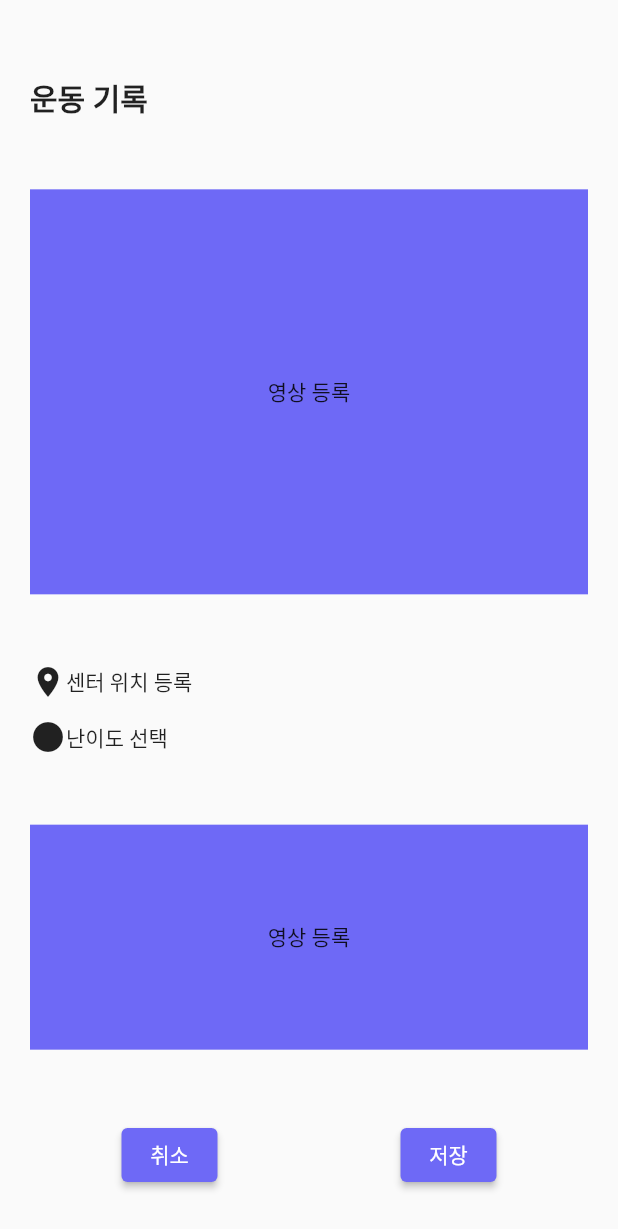
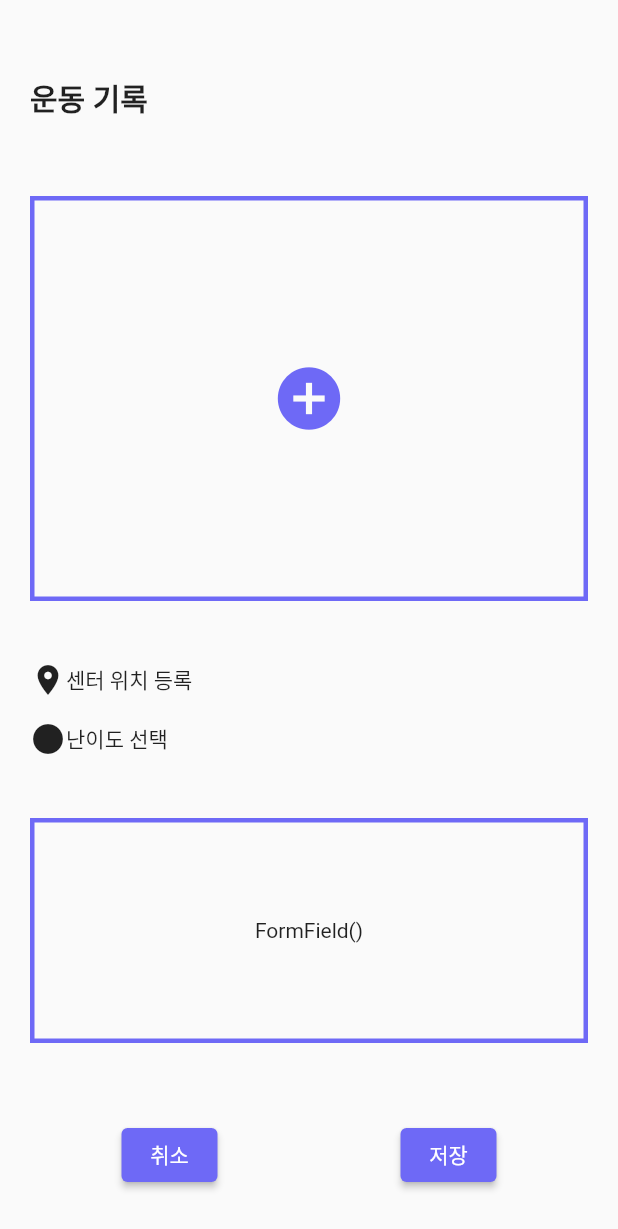
Before and after one commit to ho323/with_wall, a Flutter app: the screen it shows after launch, after a tap on the "add" icon, on a phone screen of 412 x 824 dp. Shown: the top 1229 px of the screen. Run offline on Flutter 3.47's test engine with Material 2 defaults, Android fonts, the phone set to English and light mode, and no system bars; our stand-ins replace image_picker, video_player.

Commit message:
기록 화면 동영상 추가

```diff
--- a/lib/component/feed.dart
+++ b/lib/component/feed.dart
@@ -15,22 +15,22 @@ class Feed extends StatefulWidget {
 }
 
 class _FeedState extends State<Feed> {
-  VideoPlayerController? _controller;
+  VideoPlayerController? controller;
   Future<void>? _initializeVideoPlayerFuture;
+  bool isFavorite = false;
 
   @override
   void initState() {
-    _controller = VideoPlayerController.asset(
+    super.initState();
+    controller = VideoPlayerController.asset(
         'asset/vid/sample_${widget.postNumber}.mp4');
-    _initializeVideoPlayerFuture = _controller!.initialize();
-    _controller!.setLooping(true);
-    super.initState();
-    // Add code after super
+    _initializeVideoPlayerFuture = controller!.initialize();
+    controller!.setLooping(true);
   }
 
   @override
   void dispose() {
-    _controller!.dispose();
+    controller!.dispose();
     super.dispose();
   }
 
@@ -97,20 +97,20 @@ class _FeedState extends State<Feed> {
             return GestureDetector(
               onTap: () {
                 if (!isPlaying) {
-                  _controller!.play();
+                  controller!.play();
                   isPlaying = true;
                 } else {
-                  _controller!.pause();
+                  controller!.pause();
                   isPlaying = false;
                 }
               },
               child: AspectRatio(
-                aspectRatio: _controller!.value.aspectRatio,
-                child: VideoPlayer(_controller!),
+                aspectRatio: controller!.value.aspectRatio,
+                child: VideoPlayer(controller!),
               ),
             );
           } else {
-            return Center(child: CircularProgressIndicator());
+            return const Center(child: CircularProgressIndicator());
           }
         },
       ),
@@ -118,7 +118,6 @@ class _FeedState extends State<Feed> {
   }
 
   Widget _RenderBottom() {
-    bool isFavorite = false;
     return Column(
       children: [
         Row(
--- /dev/null
+++ b/lib/component/new_video.dart
@@ -0,0 +1,86 @@
+import 'dart:io';
+
+import 'package:flutter/material.dart';
+import 'package:image_picker/image_picker.dart';
+import 'package:video_player/video_player.dart';
+import 'package:with_wall/const/colors.dart';
+
+class AddNewVideo extends StatefulWidget {
+  const AddNewVideo({Key? key}) : super(key: key);
+
+  @override
+  State<AddNewVideo> createState() => _AddNewVideoState();
+}
+
+class _AddNewVideoState extends State<AddNewVideo> {
+  XFile? video;
+  VideoPlayerController? controller;
+
+  @override
+  void dispose() {
+    if(controller != null) controller!.dispose();
+    super.dispose();
+  }
+
+  @override
+  Widget build(BuildContext context) {
+    return Container(
+      height: 270,
+      decoration: BoxDecoration(
+        border: Border.all(color: PRIMARY_COLOR, width: 3.0),
+      ),
+      child: video == null ? renderEmpty() : renderVideo(),
+    );
+  }
+
+  Widget renderEmpty() {
+    return GestureDetector(
+      onTap: () async {
+        final video = await ImagePicker().pickVideo(
+          source: ImageSource.gallery,
+          maxDuration: Duration(seconds: 60),
+        );
+        if (video != null) {
+          setState(() {
+            this.video = video;
+            controller = VideoPlayerController.file(
+              File(video.path),
+            );
+            controller!.initialize();
+            controller!.setLooping(true);
+          });
+        }
+      },
+      child: const Center(
+        child: Icon(
+          Icons.add_circle,
+          color: PRIMARY_COLOR,
+          size: 50.0,
+        ),
+      ),
+    );
+  }
+
+  Widget renderVideo() {
+    bool isPlaying = false;
+    if (controller != null) {
+      return GestureDetector(
+        onTap: () {
+          if (!isPlaying) {
+            controller!.play();
+            isPlaying = true;
+          } else {
+            controller!.pause();
+            isPlaying = false;
+          }
+        },
+        child: AspectRatio(
+          aspectRatio: controller!.value.aspectRatio,
+          child: VideoPlayer(controller!),
+        ),
+      );
+    } else {
+      return const CircularProgressIndicator();
+    }
+  }
+}
--- a/lib/screen/add_post_screen.dart
+++ b/lib/screen/add_post_screen.dart
@@ -1,4 +1,5 @@
 import 'package:flutter/material.dart';
+import 'package:with_wall/component/new_video.dart';
 import 'package:with_wall/const/colors.dart';
 
 class AddPostScreen extends StatelessWidget {
@@ -18,12 +19,12 @@ class AddPostScreen extends StatelessWidget {
                 '운동 기록',
                 style: TextStyle(
                   fontSize: 20,
-                  fontWeight: FontWeight.w700,
+                  fontWeight: FontWeight.w900,
                 ),
               ),
               SizedBox(height: 20),
-              _AddNewVideo(),
-              SizedBox(height: 20),
+              AddNewVideo(),
+              SizedBox(height: 10),
               Row(
                 children: [
                   Icon(Icons.place),
@@ -36,12 +37,14 @@ class AddPostScreen extends StatelessWidget {
                   Text('난이도 선택'),
                 ],
               ),
-              SizedBox(height: 20),
+              SizedBox(height: 10),
               Container(
                 height: 150,
-                color: PRIMARY_COLOR,
+                decoration: BoxDecoration(
+                  border: Border.all(color: PRIMARY_COLOR, width: 3),
+                ),
                 child: Center(
-                  child: Text('영상 등록'),
+                  child: Text('FormField()'),
                 ),
               ),
               SizedBox(height: 20),
@@ -74,14 +77,4 @@ class AddPostScreen extends StatelessWidget {
       ),
     );
   }
-
-  Widget _AddNewVideo() {
-    return Container(
-      height: 270,
-      color: PRIMARY_COLOR,
-      child: Center(
-        child: Text('영상 등록'),
-      ),
-    );
-  }
 }
--- a/lib/screen/feed_screen.dart
+++ b/lib/screen/feed_screen.dart
@@ -2,7 +2,7 @@ import 'package:flutter/material.dart';
 import 'package:with_wall/component/feed.dart';
 
 class FeedScreen extends StatelessWidget {
-  final List<int> numbers = List.generate(4, (index) => index);
+  final List<int> numbers = List.generate(8, (index) => index);
 
   FeedScreen({Key? key}) : super(key: key);
 
@@ -14,10 +14,10 @@ class FeedScreen extends StatelessWidget {
           Expanded(
             child: RefreshIndicator(
               onRefresh: () async {
-                await Future.delayed(Duration(seconds: 1));
+                await Future.delayed(const Duration(seconds: 1));
               },
               child: SingleChildScrollView(
-                physics: AlwaysScrollableScrollPhysics(),
+                physics: const AlwaysScrollableScrollPhysics(),
                 child: Column(
                   children: numbers
                       .map(
--- a/pubspec.yaml
+++ b/pubspec.yaml
@@ -36,6 +36,8 @@ dependencies:
   # Use with the CupertinoIcons class for iOS style icons.
   cupertino_icons: ^1.0.2
   video_player: ^2.6.0
+  image_picker: ^0.8.7
+
 
 dev_dependencies:
   flutter_test:
```
Also changed, not shown: pubspec.lock, 54 other files.
